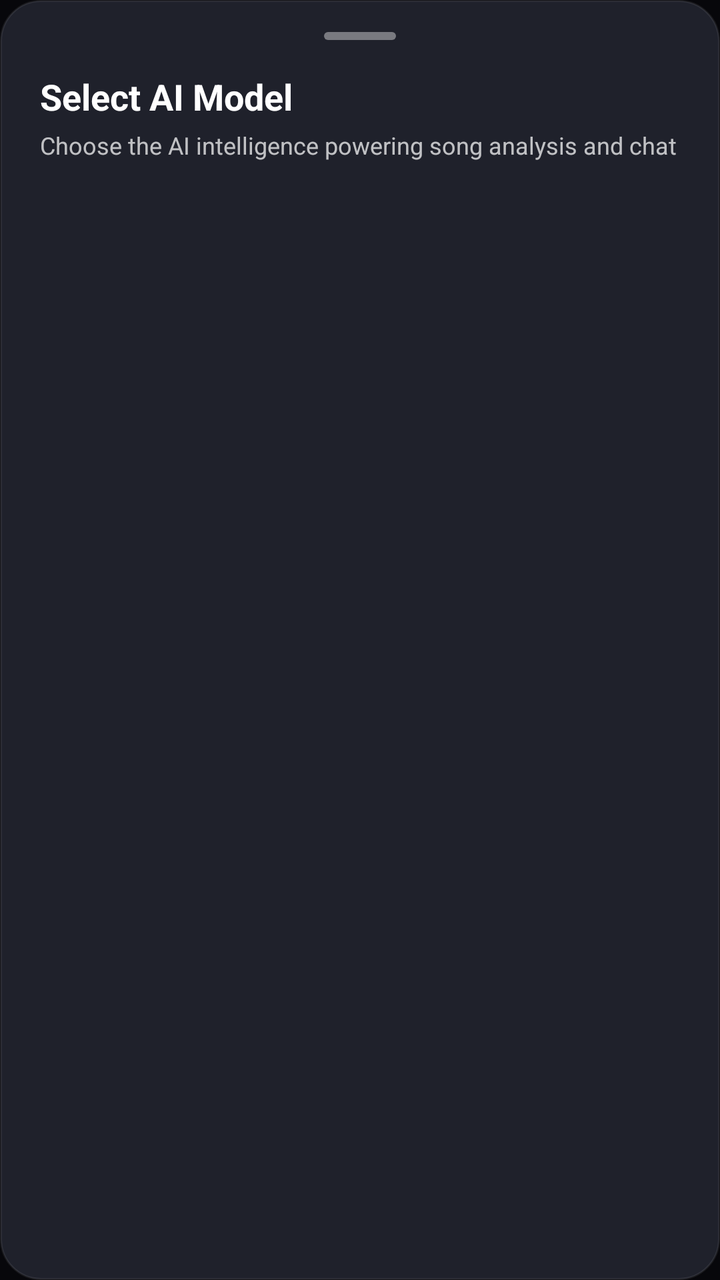
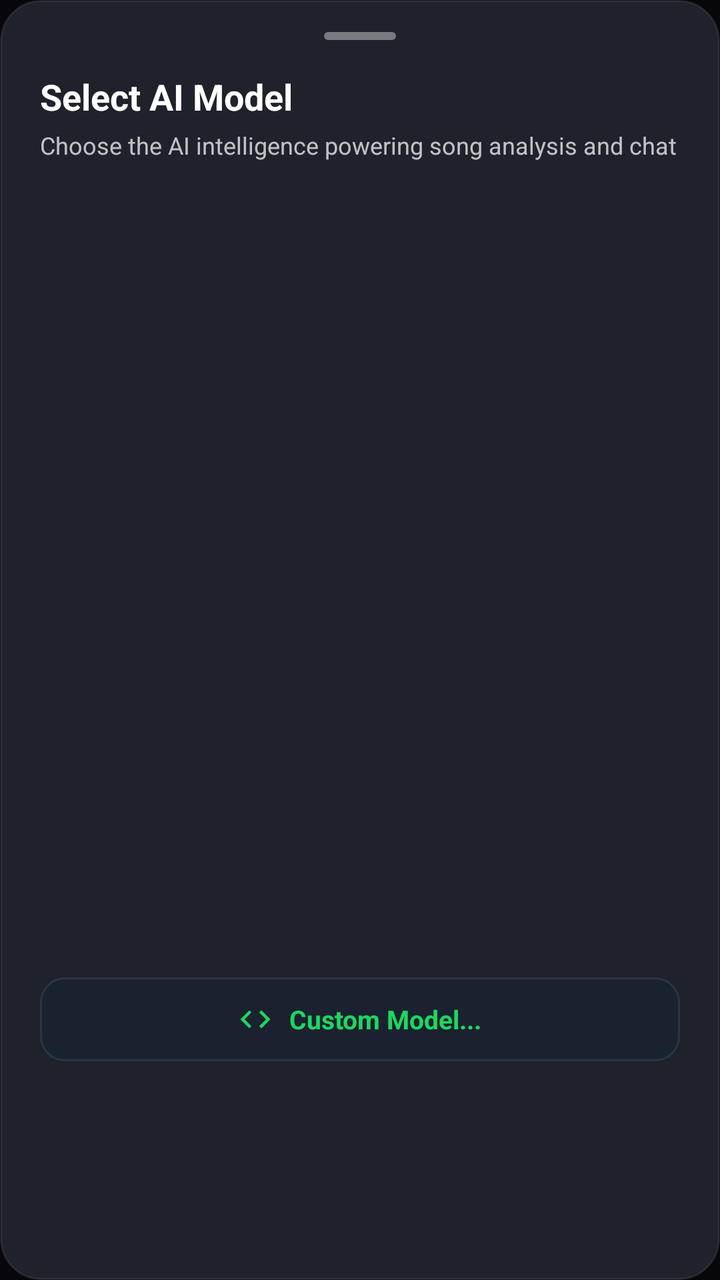

Before-and-after screenshots of an Android layout around one commit, followed by the original layout XML and the change that was made.
<!-- AndroidManifest.xml: application theme Theme.LyricSync -->
<!-- res/layout/dialog_model_selector.xml -->
<?xml version="1.0" encoding="utf-8"?>
<LinearLayout xmlns:android="http://schemas.android.com/apk/res/android"
    xmlns:app="http://schemas.android.com/apk/res-auto"
    android:layout_width="match_parent"
    android:layout_height="wrap_content"
    android:orientation="vertical"
    android:background="@drawable/bg_bottom_sheet"
    android:paddingStart="20dp"
    android:paddingEnd="20dp"
    android:paddingTop="16dp"
    android:paddingBottom="24dp">

    <View
        android:layout_width="36dp"
        android:layout_height="4dp"
        android:background="@drawable/bg_sheet_handle"
        android:layout_gravity="center_horizontal"
        android:layout_marginBottom="16dp" />

    <TextView
        android:layout_width="wrap_content"
        android:layout_height="wrap_content"
        android:text="@string/ai_select_model"
        android:textColor="@color/text_primary"
        android:textSize="18sp"
        android:textStyle="bold" />

    <TextView
        android:layout_width="wrap_content"
        android:layout_height="wrap_content"
        android:layout_marginTop="4dp"
        android:layout_marginBottom="16dp"
        android:text="@string/ai_model_selector_desc"
        android:textColor="@color/text_secondary"
        android:textSize="12sp" />

    <ScrollView
        android:layout_width="match_parent"
        android:layout_height="wrap_content"
        android:maxHeight="320dp"
        android:scrollbars="none">

        <LinearLayout
            android:id="@+id/model_options_container"
            android:layout_width="match_parent"
            android:layout_height="wrap_content"
            android:orientation="vertical" />
    </ScrollView>
</LinearLayout>
<!-- resources referenced by this layout -->
<resources>
  <color name="text_primary">#FFFFFFFF</color>
  <color name="text_secondary">#B8FFFFFF</color>
  <!-- drawable bg_bottom_sheet (drawable) -->
  <?xml version="1.0" encoding="utf-8"?>
  <shape xmlns:android="http://schemas.android.com/apk/res/android"
      android:shape="rectangle">
      <solid android:color="@color/card_bg_elevated" />
      <corners
          android:topLeftRadius="20dp"
          android:topRightRadius="20dp"
          android:bottomLeftRadius="20dp"
          android:bottomRightRadius="20dp" />
      <stroke
          android:width="1dp"
          android:color="@color/card_stroke" />
  </shape>
  <!-- drawable bg_sheet_handle (drawable) -->
  <?xml version="1.0" encoding="utf-8"?>
  <shape xmlns:android="http://schemas.android.com/apk/res/android"
      android:shape="rectangle">
      <solid android:color="@color/text_dim" />
      <corners android:radius="2dp" />
  </shape>
  <string name="ai_model_selector_desc">Choose the AI intelligence powering song analysis and chat</string>
  <string name="ai_select_model">Select AI Model</string>
  <style name="Theme.LyricSync" parent="Theme.MaterialComponents.DayNight.NoActionBar">
          <item name="colorPrimary">@color/accent</item>
          <item name="colorPrimaryVariant">@color/accent_dark</item>
          <item name="colorSecondary">@color/accent</item>
          <item name="colorOnPrimary">@color/black</item>
          <item name="android:windowBackground">@color/background_primary</item>
          <item name="android:statusBarColor">@android:color/transparent</item>
          <item name="android:navigationBarColor">@android:color/transparent</item>
          <item name="android:windowLightStatusBar">false</item>
      </style>
  <color name="card_bg_elevated">#FF1F212B</color>
  <color name="card_stroke">#14FFFFFF</color>
  <color name="text_dim">#66FFFFFF</color>
  <color name="accent">#FF1ED760</color>
  <color name="accent_dark">#FF17B34E</color>
  <color name="black">#FF000000</color>
  <color name="background_primary">#FF07070B</color>
</resources>

<!-- the commit's change to res/layout/dialog_model_selector.xml (unified diff, before → after) -->
@@ -35,10 +35,11 @@
         android:textSize="12sp" />
 
     <ScrollView
+        android:id="@+id/model_scroll_view"
         android:layout_width="match_parent"
-        android:layout_height="wrap_content"
-        android:maxHeight="320dp"
-        android:scrollbars="none">
+        android:layout_height="380dp"
+        android:scrollbars="vertical"
+        android:fadeScrollbars="false">
 
         <LinearLayout
             android:id="@+id/model_options_container"
@@ -46,4 +47,34 @@
             android:layout_height="wrap_content"
             android:orientation="vertical" />
     </ScrollView>
+
+    <LinearLayout
+        android:id="@+id/btn_add_custom_model"
+        android:layout_width="match_parent"
+        android:layout_height="wrap_content"
+        android:orientation="horizontal"
+        android:gravity="center"
+        android:background="@drawable/bg_prompt_card"
+        android:paddingTop="12dp"
+        android:paddingBottom="12dp"
+        android:layout_marginTop="12dp"
+        android:clickable="true"
+        android:focusable="true">
+
+        <ImageView
+            android:layout_width="18dp"
+            android:layout_height="18dp"
+            android:src="@drawable/ic_code"
+            app:tint="@color/accent"
+            android:contentDescription="@null" />
+
+        <TextView
+            android:layout_width="wrap_content"
+            android:layout_height="wrap_content"
+            android:layout_marginStart="8dp"
+            android:text="@string/ai_custom_model"
+            android:textColor="@color/accent"
+            android:textSize="13sp"
+            android:textStyle="bold" />
+    </LinearLayout>
 </LinearLayout>
<!-- resource entries referenced after the edit -->
@@ -16,6 +16,16 @@
           android:width="1dp"
           android:color="@color/card_stroke" />
   </shape>
+  <!-- drawable bg_prompt_card (drawable) -->
+  <?xml version="1.0" encoding="utf-8"?>
+  <shape xmlns:android="http://schemas.android.com/apk/res/android"
+      android:shape="rectangle">
+      <solid android:color="#1A2230" />
+      <stroke
+          android:width="1dp"
+          android:color="#2A3548" />
+      <corners android:radius="12dp" />
+  </shape>
   <!-- drawable bg_sheet_handle (drawable) -->
   <?xml version="1.0" encoding="utf-8"?>
   <shape xmlns:android="http://schemas.android.com/apk/res/android"
@@ -23,6 +33,18 @@
       <solid android:color="@color/text_dim" />
       <corners android:radius="2dp" />
   </shape>
+  <!-- drawable ic_code (drawable) -->
+  <?xml version="1.0" encoding="utf-8"?>
+  <vector xmlns:android="http://schemas.android.com/apk/res/android"
+      android:width="24dp"
+      android:height="24dp"
+      android:viewportWidth="24"
+      android:viewportHeight="24">
+      <path
+          android:fillColor="#FFFFFF"
+          android:pathData="M9.4,16.6L4.8,12l4.6,-4.6L8,6l-6,6 6,6 1.4,-1.4zM14.6,16.6l4.6,-4.6 -4.6,-4.6L16,6l6,6 -6,6 -1.4,-1.4z" />
+  </vector>
+  <string name="ai_custom_model">Custom Model...</string>
   <string name="ai_model_selector_desc">Choose the AI intelligence powering song analysis and chat</string>
   <string name="ai_select_model">Select AI Model</string>
   <style name="Theme.LyricSync" parent="Theme.MaterialComponents.DayNight.NoActionBar">
